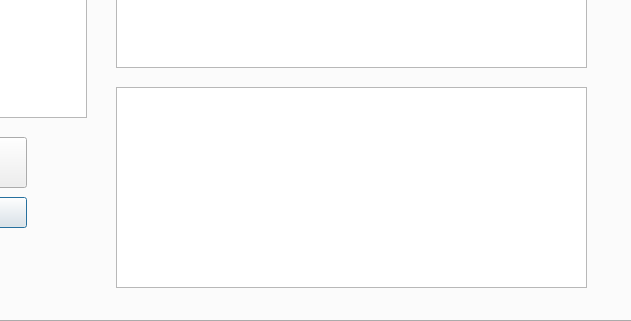
Old version of the form Colleges/trip.ui in the repository SubtractIt/CS1D-Project-2; both pictures show x 556 to 1187 and y 419 to 740 of the 1187 by 740 pixel window.
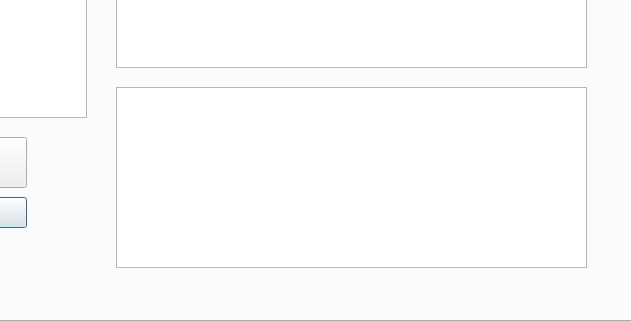
New version of the form.

```diff
--- a/Colleges/trip.ui
+++ b/Colleges/trip.ui
@@ -139,7 +139,7 @@
        <x>670</x>
        <y>480</y>
        <width>471</width>
-       <height>201</height>
+       <height>181</height>
       </rect>
      </property>
     </widget>
```
